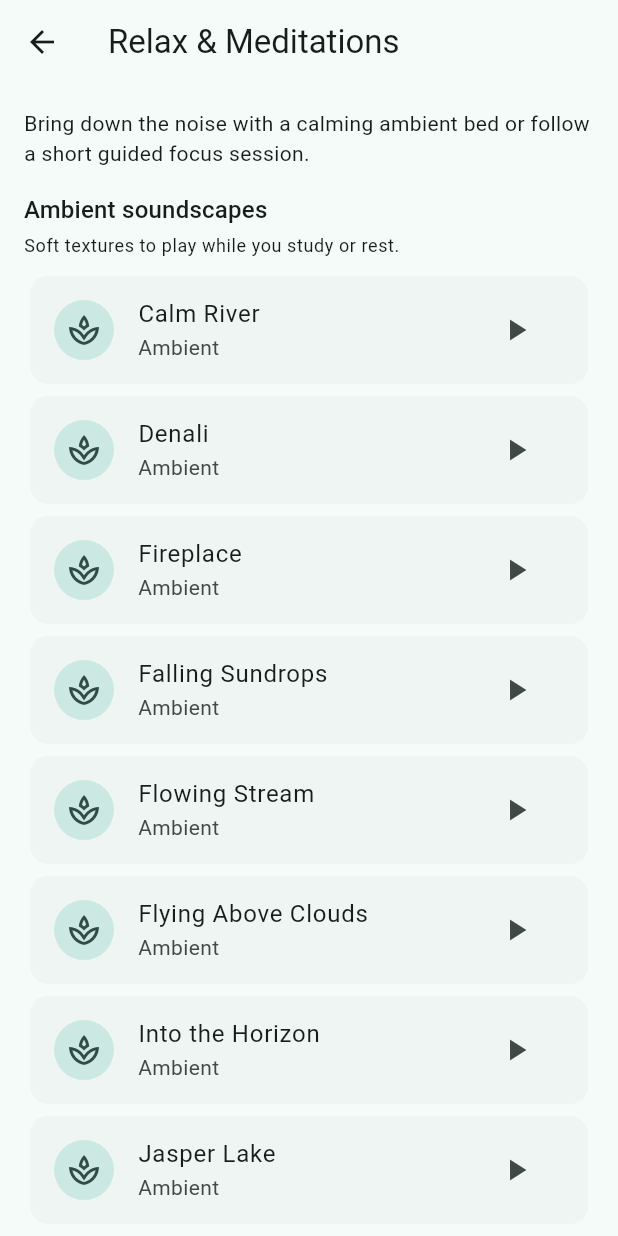
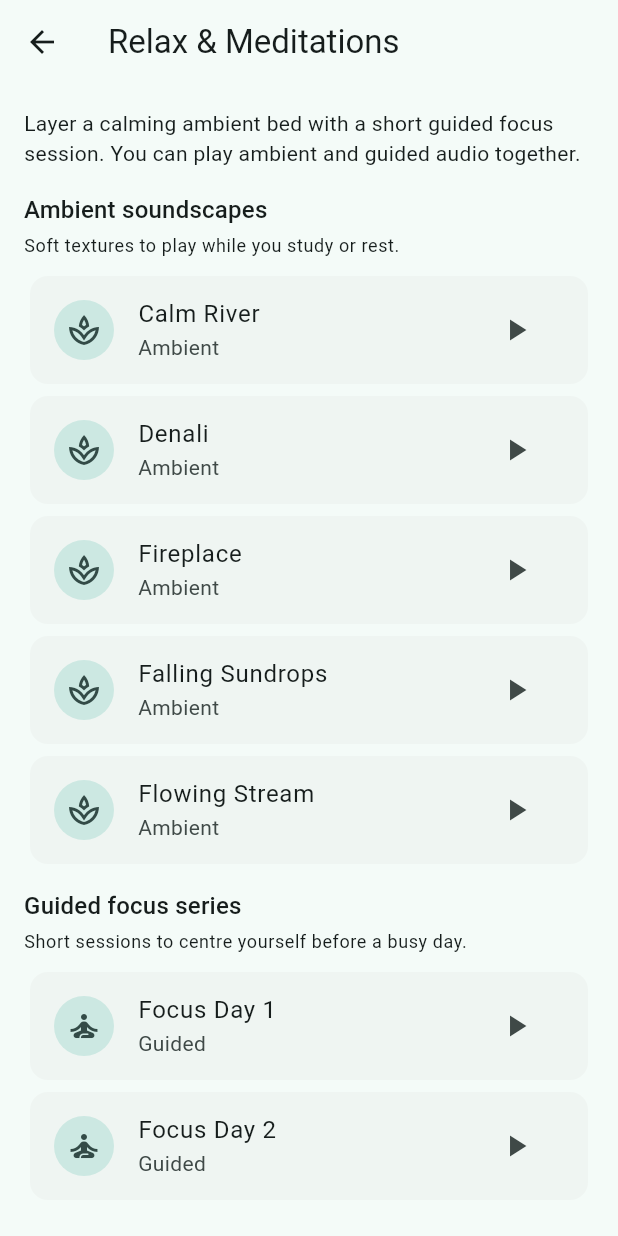
Before and after one commit to Brian-C69/calm_campus, a Flutter app: the RelaxPage screen opened by its route, after a tap on the "play arrow" icon, on a phone screen of 412 x 824 dp. Run offline on Flutter 3.47's test engine with Material 3 defaults, Android fonts, the light colour scheme and no system bars; our stand-ins replace equatable, just_audio.

Commit message:
edited for 2 audio players

```diff
--- a/lib/pages/relax_page.dart
+++ b/lib/pages/relax_page.dart
@@ -11,194 +11,191 @@ class RelaxPage extends StatefulWidget {
 }
 
 class _RelaxPageState extends State<RelaxPage> {
+  final AudioPlayer _ambientPlayer = AudioPlayer();
+  final AudioPlayer _guidedPlayer = AudioPlayer();
 
-  final AudioPlayer _player = AudioPlayer();
+  RelaxTrack? _currentAmbientTrack;
+  RelaxTrack? _currentGuidedTrack;
+
+  bool _isLoadingAmbient = false;
+  bool _isLoadingGuided = false;
 
   final List<RelaxTrack> _ambientTracks = const [
     RelaxTrack(
       title: 'Calm River',
-      assetPath: 'lib/audio/ambient/Calm_River.mp3',
+      assetPath: 'assets/audio/ambient/Calm_River.mp3',
       category: 'Ambient',
     ),
     RelaxTrack(
       title: 'Denali',
-      assetPath: 'lib/audio/ambient/Denali.mp3',
+      assetPath: 'assets/audio/ambient/Denali.mp3',
       category: 'Ambient',
     ),
     RelaxTrack(
       title: 'Fireplace',
-      assetPath: 'lib/audio/ambient/Fireplace.mp3',
+      assetPath: 'assets/audio/ambient/Fireplace.mp3',
       category: 'Ambient',
     ),
     RelaxTrack(
       title: 'Falling Sundrops',
-      assetPath: 'lib/audio/ambient/Falling_Sundrops.mp3',
+      assetPath: 'assets/audio/ambient/Falling_Sundrops.mp3',
       category: 'Ambient',
     ),
     RelaxTrack(
       title: 'Flowing Stream',
-      assetPath: 'lib/audio/ambient/Flowing_Streme.mp3',
+      assetPath: 'assets/audio/ambient/Flowing_Stream.mp3',
       category: 'Ambient',
     ),
-    RelaxTrack(
-      title: 'Flying Above Clouds',
-      assetPath: 'lib/audio/ambient/Flying_above_clouds.mp3',
-      category: 'Ambient',
-    ),
-    RelaxTrack(
-      title: 'Into the Horizon',
-      assetPath: 'lib/audio/ambient/Into_the_horizon.mp3',
-      category: 'Ambient',
-    ),
-    RelaxTrack(
-      title: 'Jasper Lake',
-      assetPath: 'lib/audio/ambient/Jasper_Lake.mp3',
-      category: 'Ambient',
-    ),
-    RelaxTrack(
-      title: 'Moving Cloudbreak',
-      assetPath: 'lib/audio/ambient/Moving_cloudbreak.mp3',
-      category: 'Ambient',
-    ),
-    RelaxTrack(
-      title: 'Olympic',
-      assetPath: 'lib/audio/ambient/Olympic.mp3',
-      category: 'Ambient',
-    ),
-    RelaxTrack(
-      title: 'Open Ocean',
-      assetPath: 'lib/audio/ambient/Open_Ocean.mp3',
-      category: 'Ambient',
-    ),
-    RelaxTrack(
-      title: 'Passing Clouds',
-      assetPath: 'lib/audio/ambient/passing_clouds.mp3',
-      category: 'Ambient',
-    ),
-    RelaxTrack(
-      title: 'Pouring Rain',
-      assetPath: 'lib/audio/ambient/Pouring_Rain.mp3',
-      category: 'Ambient',
-    ),
-    RelaxTrack(
-      title: 'Silent Earth',
-      assetPath: 'lib/audio/ambient/Silent_Earth.mp3',
-      category: 'Ambient',
-    ),
-    RelaxTrack(
-      title: 'Suspended Droplets',
-      assetPath: 'lib/audio/ambient/Suspended_Droplets.mp3',
-      category: 'Ambient',
-    ),
+    // ...rest of your ambient tracks, update paths similarly
   ];
 
   final List<RelaxTrack> _guidedTracks = const [
     RelaxTrack(
       title: 'Focus Day 1',
-      assetPath: 'lib/audio/guided/focus_day1.mp3',
+      assetPath: 'assets/audio/guided/focus_day1.mp3',
       category: 'Guided',
     ),
     RelaxTrack(
       title: 'Focus Day 2',
-      assetPath: 'lib/audio/guided/focus_day2.mp3',
+      assetPath: 'assets/audio/guided/focus_day2.mp3',
       category: 'Guided',
     ),
-    RelaxTrack(
-      title: 'Focus Day 3',
-      assetPath: 'lib/audio/guided/focus_day3.mp3',
-      category: 'Guided',
-    ),
-    RelaxTrack(
-      title: 'Focus Day 4',
-      assetPath: 'lib/audio/guided/focus_day4.mp3',
-      category: 'Guided',
-    ),
-    RelaxTrack(
-      title: 'Focus Day 5',
-      assetPath: 'lib/audio/guided/focus_day5.mp3',
-      category: 'Guided',
-    ),
-    RelaxTrack(
-      title: 'Focus Day 6',
-      assetPath: 'lib/audio/guided/focus_day6.mp3',
-      category: 'Guided',
-    ),
+    // ...rest of your guided tracks
   ];
-
-  RelaxTrack? _currentTrack;
-  bool _isLoadingTrack = false;
 
   @override
   void dispose() {
-    _player.dispose();
+    _ambientPlayer.dispose();
+    _guidedPlayer.dispose();
     super.dispose();
   }
 
-  Future<void> _toggleTrack(RelaxTrack track) async {
-    final bool isCurrent = _currentTrack?.assetPath == track.assetPath;
-    setState(() => _isLoadingTrack = true);
+  // Toggle ambient only
+  Future<void> _toggleAmbient(RelaxTrack track) async {
+    final isCurrent = _currentAmbientTrack?.assetPath == track.assetPath;
+    setState(() => _isLoadingAmbient = true);
 
     try {
       if (!isCurrent) {
-        await _player.stop();
-        await _player.setAudioSource(AudioSource.asset(track.assetPath));
-        await _player.play();
-        setState(() => _currentTrack = track);
+        await _ambientPlayer.stop();
+        await _ambientPlayer.setAudioSource(AudioSource.asset(track.assetPath));
+        await _ambientPlayer.setLoopMode(LoopMode.all); // loop ambience
+        await _ambientPlayer.play();
+        setState(() => _currentAmbientTrack = track);
       } else {
-        if (_player.playing) {
-          await _player.pause();
+        final state = _ambientPlayer.playerState;
+        final isCompleted = state.processingState == ProcessingState.completed;
+
+        if (isCompleted) {
+          await _ambientPlayer.seek(Duration.zero);
+          await _ambientPlayer.play();
+        } else if (_ambientPlayer.playing) {
+          await _ambientPlayer.pause();
         } else {
-          await _player.play();
+          await _ambientPlayer.play();
         }
       }
-    } catch (error) {
+    } catch (e) {
       if (mounted) {
         ScaffoldMessenger.of(context).showSnackBar(
-          SnackBar(content: Text('Could not start audio: $error')),
+          SnackBar(content: Text('Could not start ambient audio: $e')),
         );
       }
     } finally {
       if (mounted) {
-        setState(() => _isLoadingTrack = false);
+        setState(() => _isLoadingAmbient = false);
+      }
+    }
+  }
+
+  // Toggle guided only
+  Future<void> _toggleGuided(RelaxTrack track) async {
+    final isCurrent = _currentGuidedTrack?.assetPath == track.assetPath;
+    setState(() => _isLoadingGuided = true);
+
+    try {
+      if (!isCurrent) {
+        await _guidedPlayer.stop();
+        await _guidedPlayer.setAudioSource(AudioSource.asset(track.assetPath));
+        await _guidedPlayer.setLoopMode(LoopMode.off);
+        await _guidedPlayer.play();
+        setState(() => _currentGuidedTrack = track);
+      } else {
+        final state = _guidedPlayer.playerState;
+        final isCompleted = state.processingState == ProcessingState.completed;
+
+        if (isCompleted) {
+          await _guidedPlayer.seek(Duration.zero);
+          await _guidedPlayer.play();
+        } else if (_guidedPlayer.playing) {
+          await _guidedPlayer.pause();
+        } else {
+          await _guidedPlayer.play();
+        }
+      }
+    } catch (e) {
+      if (mounted) {
+        ScaffoldMessenger.of(context).showSnackBar(
+          SnackBar(content: Text('Could not start guided audio: $e')),
+        );
+      }
+    } finally {
+      if (mounted) {
+        setState(() => _isLoadingGuided = false);
       }
     }
   }
 
   @override
   Widget build(BuildContext context) {
-    return StreamBuilder<PlayerState>(
-      stream: _player.playerStateStream,
-      builder: (context, snapshot) {
-        final playerState = snapshot.data;
     return Scaffold(
       appBar: AppBar(title: const Text('Relax & Meditations')),
       body: ListView(
         padding: const EdgeInsets.all(16),
         children: [
           const Text(
-                'Bring down the noise with a calming ambient bed or follow a short guided focus session.',
+            'Layer a calming ambient bed with a short guided focus session. '
+                'You can play ambient and guided audio together.',
           ),
           const SizedBox(height: 16),
-              _buildSection(
+
+          // Ambient section
+          StreamBuilder<PlayerState>(
+            stream: _ambientPlayer.playerStateStream,
+            builder: (context, snapshot) {
+              final ambientState = snapshot.data;
+              return _buildSection(
                 title: 'Ambient soundscapes',
                 description: 'Soft textures to play while you study or rest.',
                 tracks: _ambientTracks,
-                playerState: playerState,
+                playerState: ambientState,
+                isAmbient: true,
+              );
+            },
           ),
+
           const SizedBox(height: 12),
-              _buildSection(
+
+          // Guided section
+          StreamBuilder<PlayerState>(
+            stream: _guidedPlayer.playerStateStream,
+            builder: (context, snapshot) {
+              final guidedState = snapshot.data;
+              return _buildSection(
                 title: 'Guided focus series',
-                description: 'Short sessions to centre yourself before a busy day.',
+                description:
+                'Short sessions to centre yourself before a busy day.',
                 tracks: _guidedTracks,
-                playerState: playerState,
+                playerState: guidedState,
+                isAmbient: false,
+              );
+            },
           ),
+
           const SizedBox(height: 16),
-              if (_currentTrack != null)
-                _buildNowPlaying(playerState: playerState, track: _currentTrack!),
+          _buildNowPlayingRow(),
         ],
       ),
-        );
-      },
     );
   }
 
@@ -207,6 +204,7 @@ class _RelaxPageState extends State<RelaxPage> {
     required String description,
     required List<RelaxTrack> tracks,
     required PlayerState? playerState,
+    required bool isAmbient,
   }) {
     return Column(
       crossAxisAlignment: CrossAxisAlignment.start,
@@ -220,16 +218,23 @@ class _RelaxPageState extends State<RelaxPage> {
             elevation: 0,
             child: ListTile(
               leading: CircleAvatar(
-                backgroundColor: Theme.of(context).colorScheme.secondaryContainer,
+                backgroundColor:
+                Theme.of(context).colorScheme.secondaryContainer,
                 child: Icon(
-                  track.category == 'Ambient' ? Icons.spa_outlined : Icons.self_improvement,
-                  color: Theme.of(context).colorScheme.onSecondaryContainer,
+                  isAmbient ? Icons.spa_outlined : Icons.self_improvement,
+                  color:
+                  Theme.of(context).colorScheme.onSecondaryContainer,
                 ),
               ),
               title: Text(track.title),
-              subtitle: Text(track.category),
-              trailing: _buildTrailingControl(track, playerState),
-              onTap: () => _toggleTrack(track),
+              subtitle: Text(isAmbient ? 'Ambient' : 'Guided'),
+              trailing: _buildTrailingControl(
+                track: track,
+                playerState: playerState,
+                isAmbient: isAmbient,
+              ),
+              onTap: () =>
+              isAmbient ? _toggleAmbient(track) : _toggleGuided(track),
             ),
           ),
         ),
@@ -237,14 +242,23 @@ class _RelaxPageState extends State<RelaxPage> {
     );
   }
 
-  Widget _buildTrailingControl(RelaxTrack track, PlayerState? playerState) {
-    final bool isCurrent = _currentTrack?.assetPath == track.assetPath;
-    final bool isPlayingCurrent = isCurrent && (playerState?.playing ?? false);
-    final bool isBuffering = isCurrent &&
+  Widget _buildTrailingControl({
+    required RelaxTrack track,
+    required PlayerState? playerState,
+    required bool isAmbient,
+  }) {
+    final currentTrack =
+    isAmbient ? _currentAmbientTrack : _currentGuidedTrack;
+    final isCurrent = currentTrack?.assetPath == track.assetPath;
+    final isPlayingCurrent = isCurrent && (playerState?.playing ?? false);
+    final isBuffering = isCurrent &&
         ((playerState?.processingState == ProcessingState.loading) ||
             (playerState?.processingState == ProcessingState.buffering));
 
-    if ((_isLoadingTrack && isCurrent) || isBuffering) {
+    final isLoading =
+    isAmbient ? _isLoadingAmbient : _isLoadingGuided;
+
+    if ((isLoading && isCurrent) || isBuffering) {
       return const SizedBox(
         height: 24,
         width: 24,
@@ -254,50 +268,50 @@ class _RelaxPageState extends State<RelaxPage> {
 
     return IconButton(
       icon: Icon(isPlayingCurrent ? Icons.pause : Icons.play_arrow),
-      onPressed: () => _toggleTrack(track),
+      onPressed: () =>
+      isAmbient ? _toggleAmbient(track) : _toggleGuided(track),
     );
   }
 
-  Widget _buildNowPlaying({required PlayerState? playerState, required RelaxTrack track}) {
-    final bool isPlaying = playerState?.playing ?? false;
-    final bool isCompleted = playerState?.processingState == ProcessingState.completed;
+  Widget _buildNowPlayingRow() {
+    final ambientPlaying = _ambientPlayer.playing && _currentAmbientTrack != null;
+    final guidedPlaying = _guidedPlayer.playing && _currentGuidedTrack != null;
+
+    if (!ambientPlaying && !guidedPlaying) return const SizedBox.shrink();
 
     return Card(
       color: Theme.of(context).colorScheme.primaryContainer,
       child: Padding(
           padding: const EdgeInsets.symmetric(horizontal: 16, vertical: 12),
-        child: Row(
-          children: [
-            Icon(
-              Icons.graphic_eq,
-              color: Theme.of(context).colorScheme.onPrimaryContainer,
-            ),
-            const SizedBox(width: 12),
-            Expanded(
           child: Column(
               crossAxisAlignment: CrossAxisAlignment.start,
-                mainAxisSize: MainAxisSize.min,
               children: [
-                  Text(
-                    track.title,
-                    style: Theme.of(context).textTheme.titleMedium?.copyWith(
-                          color: Theme.of(context).colorScheme.onPrimaryContainer,
-                        ),
-                  ),
-                  const SizedBox(height: 4),
-                  Text(
-                    isCompleted ? 'Session completed' : 'Now playing',
-                    style: Theme.of(context).textTheme.bodySmall?.copyWith(
-                          color: Theme.of(context).colorScheme.onPrimaryContainer,
+              if (ambientPlaying)
+          Row(
+      children: [
+      const Icon(Icons.graphic_eq),
+      const SizedBox(width: 8),
+      Expanded(
+        child: Text(
+          'Ambient: ${_currentAmbientTrack!.title}',
+          style: Theme.of(context).textTheme.bodyMedium,
         ),
       ),
       ],
     ),
+    if (guidedPlaying) ...[
+    if (ambientPlaying) const SizedBox(height: 4),
+    Row(
+    children: [
+    const Icon(Icons.record_voice_over),
+    const SizedBox(width: 8),
+    Expanded(
+    child: Text(
+    'Guided: ${_currentGuidedTrack!.title}',
+    style: Theme.of(context).textTheme.bodyMedium,
     ),
-            IconButton(
-              icon: Icon(isPlaying ? Icons.pause : Icons.play_arrow),
-              color: Theme.of(context).colorScheme.onPrimaryContainer,
-              onPressed: () => _toggleTrack(track),
+    ),
+    ],
     ),
     ],
     ),
```
Lines whose indentation alone changed are shown as unchanged.
